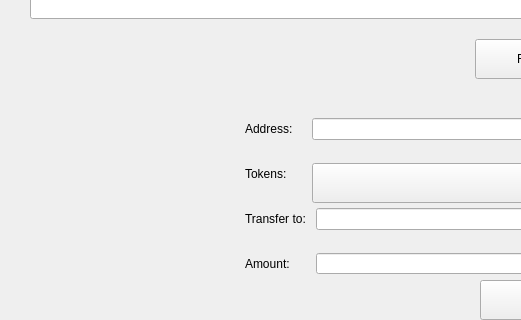
The window that windows_desktop/s_swaplist_w.ui (0xkobe/mwc-wallet) describes before a commit, drawn with Qt 5; both pictures show x 0 to 521 and y 308 to 628 of the 1109 by 750 pixel window.
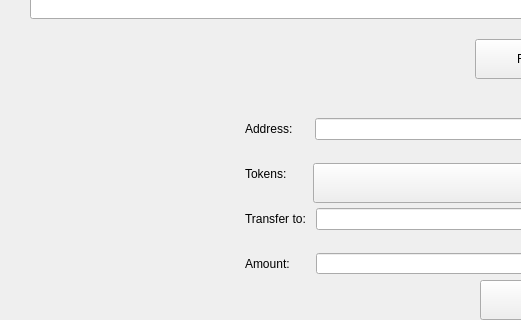
The same window after the commit. Icons and pictures are not drawn. Custom widgets are drawn as their Qt base class.

Diff of the .ui file:
```diff
--- a/windows_desktop/s_swaplist_w.ui
+++ b/windows_desktop/s_swaplist_w.ui
@@ -520,7 +520,7 @@
                <bool>true</bool>
               </property>
               <property name="text">
-               <string>Address: </string>
+               <string>Address:     </string>
               </property>
               <property name="textInteractionFlags">
                <set>Qt::LinksAccessibleByKeyboard|Qt::LinksAccessibleByMouse|Qt::TextBrowserInteraction|Qt::TextEditable|Qt::TextEditorInteraction|Qt::TextSelectableByKeyboard|Qt::TextSelectableByMouse</set>
@@ -557,7 +557,7 @@
             <item>
              <widget class="control::MwcLabelNormal" name="label_3">
               <property name="text">
-               <string>Tokens:   </string>
+               <string>Tokens:      </string>
               </property>
              </widget>
             </item>
```
